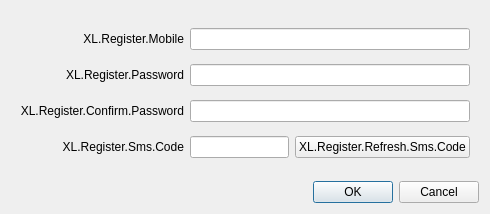
First picture: the form in UI/forms/XLRegisterDialog.ui, repository gechangli/obs-studio, before the edit.
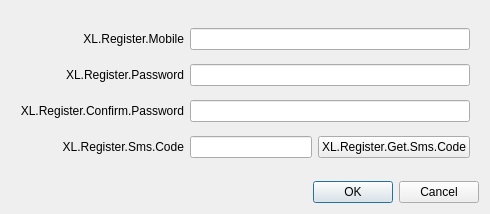
Second picture: the form after the edit.

```diff
--- a/UI/forms/XLRegisterDialog.ui
+++ b/UI/forms/XLRegisterDialog.ui
@@ -111,7 +111,7 @@
         <item>
          <widget class="QPushButton" name="refreshSmsCodeButton">
           <property name="text">
-           <string>XL.Register.Refresh.Sms.Code</string>
+           <string>XL.Register.Get.Sms.Code</string>
           </property>
          </widget>
         </item>
```
